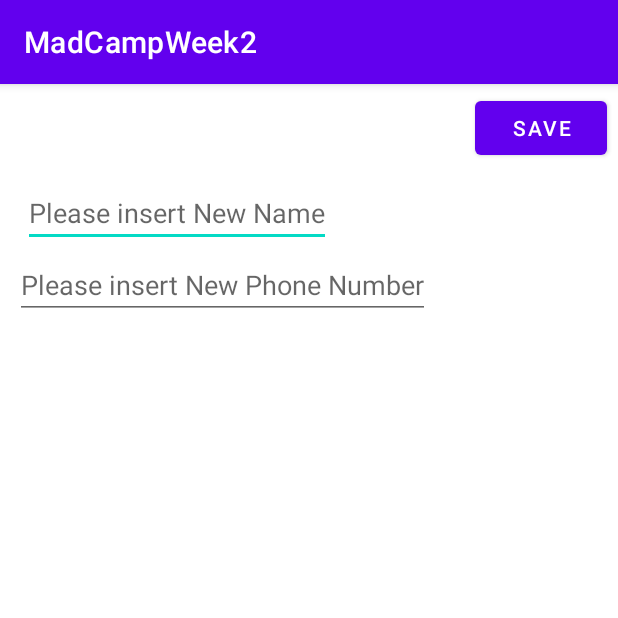
After one commit to UpperLeaf/MadCampWeek2-Android, an Android app: the EditContactActivity screen opened directly, with no data from a screen before it, on a phone screen of 412 x 824 dp, the top half of it. The commit adds this screen. Run offline under Robolectric (Android 15) with nearby library versions, the light colour scheme and no system bars; our stand-ins replace Volley; 4 statements that could not run were skipped.

Commit message:
finish editcontact

```diff
--- /dev/null
+++ b/app/src/main/java/com/wonsang/madcampweek2/EditContactActivity.java
@@ -0,0 +1,92 @@
+package com.wonsang.madcampweek2;
+
+import androidx.appcompat.app.AppCompatActivity;
+
+import android.content.Intent;
+import android.os.Bundle;
+import android.util.Log;
+import android.view.View;
+import android.widget.Button;
+import android.widget.EditText;
+import android.widget.TextView;
+
+import com.android.volley.VolleyError;
+import com.google.android.gms.common.api.Api;
+import com.wonsang.madcampweek2.api.ApiCallable;
+import com.wonsang.madcampweek2.api.ApiProvider;
+import com.wonsang.madcampweek2.api.JsonHeaderRequest;
+import com.wonsang.madcampweek2.model.Contact;
+
+public class EditContactActivity extends AppCompatActivity implements ApiCallable, View.OnClickListener {
+    private EditText editName;
+    private EditText editPhNumber;
+    private ApiProvider apiProvider;
+    private int id;
+    private int position;
+    @Override
+    protected void onCreate(Bundle savedInstanceState) {
+        super.onCreate(savedInstanceState);
+        setContentView(R.layout.activity_edit_contact);
+        TextView tx1 = (TextView) findViewById(R.id.wordText);
+        TextView tx2 = (TextView) findViewById(R.id.meaningText);
+        EditText editName = (EditText) findViewById(R.id.editText1);
+        EditText editPhNumber = (EditText) findViewById(R.id.editText2);
+        Intent intent = getIntent();
+        id = intent.getExtras().getInt("id");
+
+        position = intent.getExtras().getInt("position");
+        String name = intent.getExtras().getString("name");
+        String phNumbers = intent.getExtras().getString("phNumbers");
+        apiProvider = new ApiProvider(this);
+//        Contact item = intent.getParcelableExtra("Contacts");
+        tx1.setText(name);
+        tx2.setText(phNumbers);
+
+        Log.i("EditActivity", name);
+        Log.i("EditActivity", phNumbers);
+
+        Button sub = (Button) findViewById((R.id.save_button));
+        sub.setOnClickListener(this);
+    }
+        @Override
+        public void onClick(View v) {
+            EditText editName = (EditText) findViewById(R.id.editText1);
+            EditText editPhNumber = (EditText) findViewById(R.id.editText2);
+            String newname = editName.getText().toString();
+            String newphNumbers = editPhNumber.getText().toString();
+
+             apiProvider = new ApiProvider(this);
+             AccountDatabase ab = AccountDatabase.getAppDatabase(this);
+             AccountData data = ab.AccountDataDao().findAccountDataLimitOne();
+             System.out.println(id);
+            apiProvider.EditContact(data.getToken(), id, position, newname, newphNumbers, this);
+        }
+
+
+    @Override
+    public void getResponse(ApiProvider.RequestType type, JsonHeaderRequest.JsonHeaderObject response) {
+        if (type == ApiProvider.RequestType.EDIT_CONTACTS){
+            try {
+                String name = response.getResponse().getJSONObject(0).getString("name");
+                String phoneNumber = response.getResponse().getJSONObject(0).getString("phone_number");
+                int id = response.getResponse().getJSONObject(0).getInt("id");
+//                int position = response.getResponse().getJSONObject(0).getInt("position");
+                Intent intent = new Intent();
+                intent.putExtra("id", id);
+                intent.putExtra("name", name);
+                intent.putExtra("phoneNumber", phoneNumber);
+                intent.putExtra("position", position);
+                setResult(101, intent);
+                finish();
+            }
+            catch (Exception e){
+                e.printStackTrace();
+            }
+        }
+    }
+
+    @Override
+    public void getError(VolleyError error) {
+
+    }
+}
--- a/app/src/main/res/layout/fab_open.xml
+++ b/app/src/main/res/anim/fab_open.xml
@@ -2,7 +2,7 @@
 
 <set xmlns:android="http://schemas.android.com/apk/res/android"
 
-    android:fillAfter="true" android:layout_height="wrap_content" android:layout_width="wrap_content">
+    android:fillAfter="true">
 
     <scale
 
--- /dev/null
+++ b/app/src/main/res/drawable/ic_add.xml
@@ -0,0 +1,6 @@
+<?xml version="1.0" encoding="utf-8"?>
+<selector xmlns:android="http://schemas.android.com/apk/res/android">
+    <item android:state_selected="true"
+        android:drawable="@drawable/ic_add_purple_light"/>
+    <item android:drawable="@drawable/ic_add_light"/>
+</selector>
--- /dev/null
+++ b/app/src/main/res/drawable/ic_close.xml
@@ -0,0 +1,6 @@
+<?xml version="1.0" encoding="utf-8"?>
+<vector android:height="24dp" android:tint="#FFFFFF"
+    android:viewportHeight="24.0" android:viewportWidth="24.0"
+    android:width="24dp" xmlns:android="http://schemas.android.com/apk/res/android">
+    <path android:fillColor="#FF000000" android:pathData="M19,6.41L17.59,5 12,10.59 6.41,5 5,6.41 10.59,12 5,17.59 6.41,19 12,13.41 17.59,19 19,17.59 13.41,12z"/>
+</vector>
--- /dev/null
+++ b/app/src/main/res/layout/activity_edit_contact.xml
@@ -0,0 +1,73 @@
+<?xml version="1.0" encoding="utf-8"?>
+<androidx.constraintlayout.widget.ConstraintLayout
+    xmlns:android="http://schemas.android.com/apk/res/android"
+    xmlns:app="http://schemas.android.com/apk/res-auto"
+    xmlns:tools="http://schemas.android.com/tools"
+    android:layout_width="match_parent"
+    android:layout_height="match_parent">
+
+
+    <TextView
+        android:id="@+id/wordText"
+        android:layout_width="80dp"
+        android:layout_height="wrap_content"
+        android:layout_marginLeft="10dp"
+        android:textSize="20sp"
+        app:layout_constraintBottom_toBottomOf="parent"
+        app:layout_constraintEnd_toEndOf="parent"
+        app:layout_constraintHorizontal_bias="0.015"
+        app:layout_constraintStart_toStartOf="parent"
+        app:layout_constraintTop_toTopOf="parent"
+        app:layout_constraintVertical_bias="0.022" />
+
+    <TextView
+        android:id="@+id/meaningText"
+        android:layout_width="180dp"
+        android:layout_height="wrap_content"
+        android:layout_marginStart="10dp"
+        android:layout_marginLeft="10dp"
+        android:textSize="20sp"
+        app:layout_constraintBottom_toBottomOf="parent"
+        app:layout_constraintEnd_toEndOf="parent"
+        app:layout_constraintHorizontal_bias="0.475"
+        app:layout_constraintStart_toStartOf="parent"
+        app:layout_constraintTop_toTopOf="parent"
+        app:layout_constraintVertical_bias="0.022" />
+
+    <EditText
+        android:id="@+id/editText1"
+        android:layout_width="wrap_content"
+        android:layout_height="wrap_content"
+        android:hint="Please insert New Name"
+        app:layout_constraintBottom_toBottomOf="parent"
+        app:layout_constraintEnd_toEndOf="parent"
+        app:layout_constraintHorizontal_bias="0.074"
+        app:layout_constraintStart_toStartOf="parent"
+        app:layout_constraintTop_toTopOf="parent"
+        app:layout_constraintVertical_bias="0.088" />
+
+    <EditText
+        android:id="@+id/editText2"
+        android:layout_width="wrap_content"
+        android:layout_height="wrap_content"
+        android:hint="Please insert New Phone Number"
+        app:layout_constraintBottom_toBottomOf="parent"
+        app:layout_constraintEnd_toEndOf="parent"
+        app:layout_constraintHorizontal_bias="0.074"
+        app:layout_constraintStart_toStartOf="parent"
+        app:layout_constraintTop_toTopOf="parent"
+        app:layout_constraintVertical_bias="0.154" />
+
+    <Button
+        android:id="@+id/save_button"
+        android:layout_width="wrap_content"
+        android:layout_height="wrap_content"
+        android:text="Save"
+        app:layout_constraintBottom_toBottomOf="parent"
+        app:layout_constraintEnd_toEndOf="parent"
+        app:layout_constraintHorizontal_bias="0.978"
+        app:layout_constraintStart_toStartOf="parent"
+        app:layout_constraintTop_toTopOf="parent"
+        app:layout_constraintVertical_bias="0.007" />
+
+</androidx.constraintlayout.widget.ConstraintLayout>
```
Also changed, not shown: app/src/main/AndroidManifest.xml (+5 -2 lines), app/src/main/java/com/wonsang/madcampweek2/Fragment1.java (+60 -23 lines), app/src/main/java/com/wonsang/madcampweek2/MainActivity.java (+13 -22 lines), app/src/main/java/com/wonsang/madcampweek2/RecyclerAdapter.java (+24 -0 lines), app/src/main/java/com/wonsang/madcampweek2/api/ApiProvider.java (+19 -1 lines), app/src/main/java/com/wonsang/madcampweek2/model/Contact.java (+9 -0 lines), app/src/main/res/layout/fragment_3.xml (+14 -2 lines), app/src/main/res/anim/fab_close.xml (renamed from app/src/main/res/layout/fab_close.xml), app/src/main/res/drawable-v24/ic_add_light.png (added), app/src/main/res/drawable-v24/ic_add_purple_light.png (added).
